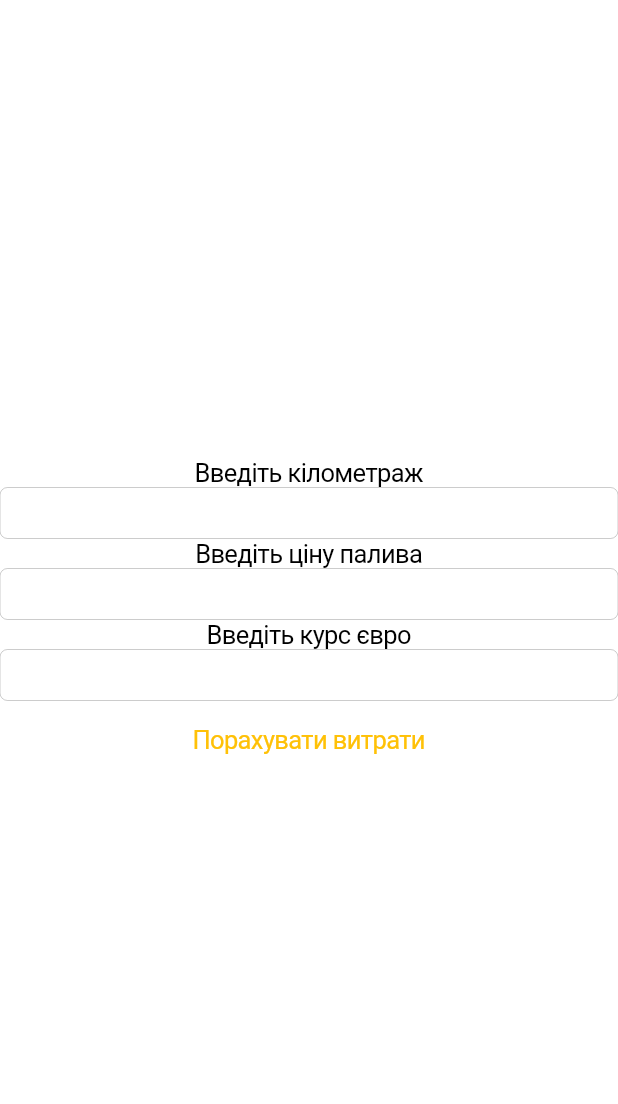
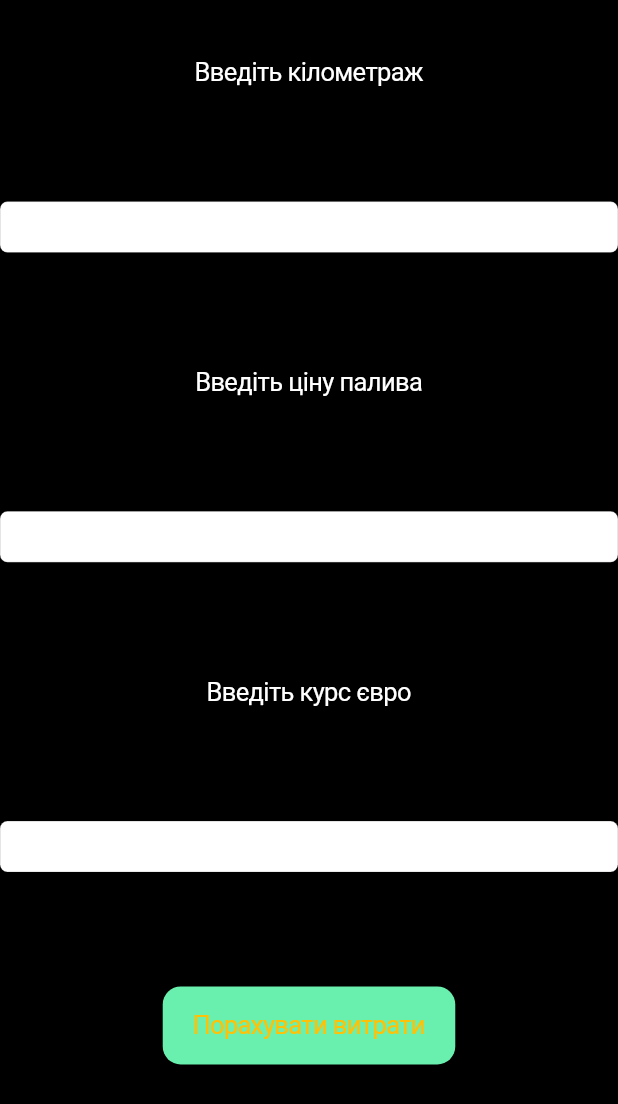
Before and after one commit to GektorAdonis/expenses_calc, a Flutter app: the screen it shows after launch, on a phone screen of 412 x 824 dp. Shown: the top 1104 px of the screen. Run offline on Flutter 3.47's test engine with Material 2 defaults, Android fonts, the phone set to English and light mode, and no system bars.

Commit message:
Beta version

```diff
--- a/lib/main.dart
+++ b/lib/main.dart
@@ -9,13 +9,13 @@ class MyApp extends StatelessWidget {
   const MyApp({Key? key}) : super(key: key);
   @override
   Widget build(BuildContext context) {
-    return CupertinoApp(
-      title: 'Flutter Demo',
+    return const CupertinoApp(
+      title: 'Expense Calculator',
       debugShowCheckedModeBanner: false,
       theme: CupertinoThemeData(
         primaryColor: Colors.amber,
       ),
-      home: const MyHomePage(),
+      home: MyHomePage(),
     );
   }
 }
@@ -30,34 +30,114 @@ class _MyHomePageState extends State<MyHomePage> {
   TextEditingController? _kilometersController;
   TextEditingController? _fuelPriceController;
   TextEditingController? _exchangeRateController;
+  final carPrice = 15000.0;
+  final consumption = 10.0;
+  final driverPercent = 0.15;
+  double kilometers = 0.0;
+  final generalKilometers = 1000000.0;
+  double amorthization = 0.0;
+  double fuelPrice = 0.0;
+  double euroRate = 0.0;
+  double generalConsumption = 0.0;
+  double generalFuelPrice = 0.0;
+  double generalFuelPriceInEuro = 0.0;
+  final pricePerKilometer = 0.1;
+  double generalPriceForKilometers = 0.0;
+  double driverSalary = 0.0;
+  double total = 0.0;
+  bool isTotalShown = false;
+
   @override
   Widget build(BuildContext context) {
+    void calculateAmorthization() {
+      amorthization = (carPrice / generalKilometers) * kilometers;
+    }
+
+    void calculateGeneralFuelPrice() {
+      generalConsumption = (kilometers / consumption);
+      generalFuelPrice = generalConsumption * fuelPrice;
+    }
+
+    void calculateGeneralFuelPriceInEuro() {
+      calculateGeneralFuelPrice();
+      generalFuelPriceInEuro = generalFuelPrice / euroRate;
+    }
+
+    void calculateExpense() {
+      calculateGeneralFuelPriceInEuro();
+      calculateAmorthization();
+      total = generalFuelPriceInEuro + amorthization;
+    }
+
+    void showTotal() {
+      setState(() {
+        isTotalShown = true;
+      });
+    }
+
     return CupertinoPageScaffold(
+      backgroundColor: Colors.black,
       child: Column(
-        mainAxisAlignment: MainAxisAlignment.center,
+        mainAxisAlignment: MainAxisAlignment.spaceAround,
         children: [
-          Container(
-            child: Column(
-              children: [
-                Text("Введіть кілометраж"),
+          const Text(
+            "Введіть кілометраж",
+            style: TextStyle(
+              color: Colors.white,
+            ),
+          ),
           CupertinoTextField(
             controller: _kilometersController,
             keyboardType: TextInputType.number,
+            onChanged: (value) {
+              kilometers = value.isEmpty ? 0.0 : double.parse(value);
+            },
           ),
-                Text('Введіть ціну палива'),
+          const Text(
+            'Введіть ціну палива',
+            style: TextStyle(
+              color: Colors.white,
+            ),
+          ),
           CupertinoTextField(
             controller: _fuelPriceController,
             keyboardType: TextInputType.number,
+            onChanged: (value) {
+              fuelPrice = value.isEmpty ? 0.0 : double.parse(value);
+            },
           ),
-                Text("Введіть курс євро"),
+          const Text(
+            "Введіть курс євро",
+            style: TextStyle(
+              color: Colors.white,
+            ),
+          ),
           CupertinoTextField(
             controller: _exchangeRateController,
             keyboardType: TextInputType.number,
+            onChanged: (value) {
+              euroRate = value.isEmpty ? 0.0 : double.parse(value);
+            },
           ),
           CupertinoButton(
-                    child: Text("Порахувати витрати"), onPressed: () {}),
-              ],
+            color: Colors.greenAccent,
+            child: const Text(
+              "Порахувати витрати",
             ),
+            onPressed: () {
+              calculateExpense();
+              showTotal();
+            },
+          ),
+          Container(
+            child: isTotalShown
+                ? Text(
+                    "Витрати: " + total.toStringAsFixed(2),
+                    style: const TextStyle(
+                      color: Colors.white,
+                    ),
+                  )
+                : null,
           ),
         ],
       ),
```
Lines whose indentation alone changed are shown as unchanged.
